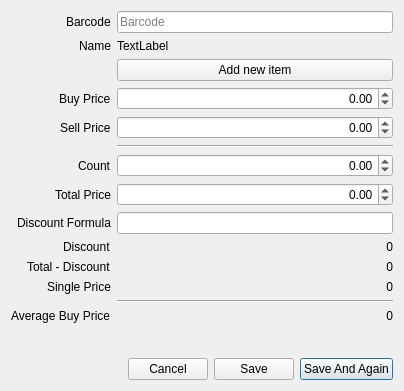
The window that libgui/purchase/purchaseadditemdialog.ui (apinprastya/sultan) describes before a commit, drawn with Qt 5.
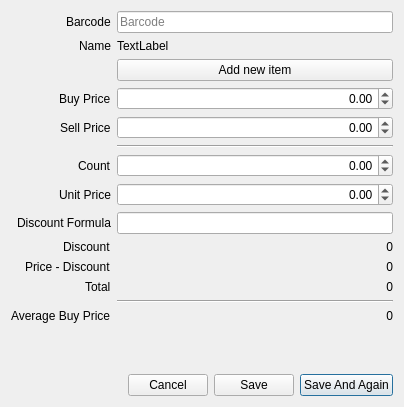
The same window after the commit.

Patch:
```diff
--- a/libgui/purchase/purchaseadditemdialog.ui
+++ b/libgui/purchase/purchaseadditemdialog.ui
@@ -7,7 +7,7 @@
     <x>0</x>
     <y>0</y>
     <width>404</width>
-    <height>391</height>
+    <height>407</height>
    </rect>
   </property>
   <property name="windowTitle">
@@ -117,7 +117,7 @@
      <item row="7" column="0">
       <widget class="QLabel" name="label_6">
        <property name="text">
-        <string>Total Price</string>
+        <string>Unit Price</string>
        </property>
       </widget>
      </item>
@@ -171,12 +171,12 @@
      <item row="10" column="0">
       <widget class="QLabel" name="label_10">
        <property name="text">
-        <string>Total - Discount</string>
+        <string>Price - Discount</string>
        </property>
       </widget>
      </item>
      <item row="10" column="1">
-      <widget class="QLabel" name="labelTotal">
+      <widget class="QLabel" name="labelPriceDisc">
        <property name="text">
         <string>0</string>
        </property>
@@ -188,12 +188,12 @@
      <item row="11" column="0">
       <widget class="QLabel" name="label_5">
        <property name="text">
-        <string>Single Price</string>
+        <string>Total</string>
        </property>
       </widget>
      </item>
      <item row="11" column="1">
-      <widget class="QLabel" name="labelSinglePrice">
+      <widget class="QLabel" name="labelTotal">
        <property name="text">
         <string>0</string>
        </property>
```
Left out of the diff: 4 changed lines with no effect on the pictures.
